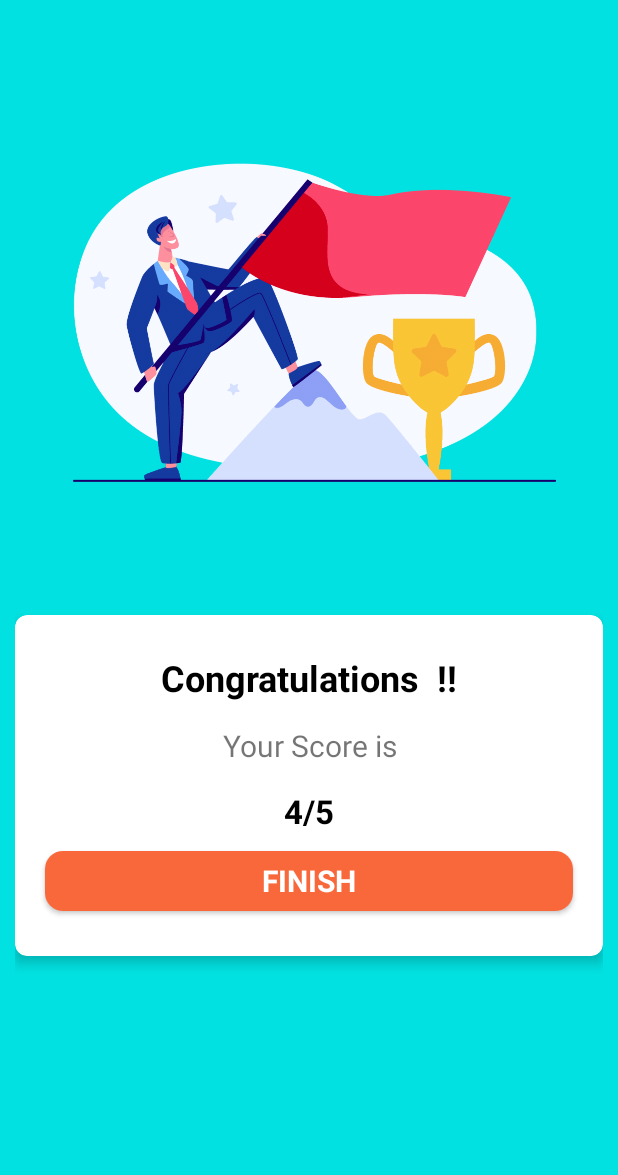
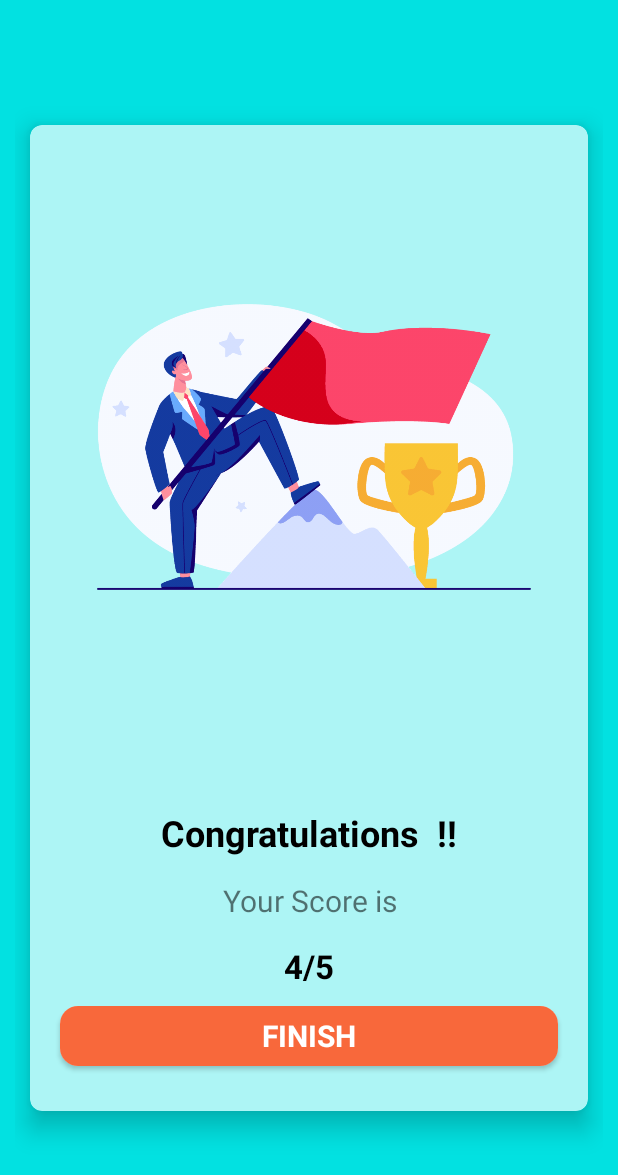
Before and after one commit to Rawat-Senpai/Quiz_App, an Android app: the layout activity_result.xml on its own in the app's theme, with its tools: preview values and no code run, on a phone screen of 412 x 824 dp. Shown: the top 1175 px of the screen. Run offline under Robolectric (Android 15) with nearby library versions, the phone set to English and light mode, and no system bars.

Commit message:
update number one

```diff
--- a/app/src/main/AndroidManifest.xml
+++ b/app/src/main/AndroidManifest.xml
@@ -15,8 +15,6 @@
         <activity
             android:name=".result"
             android:exported="true">
-
-
             <meta-data
                 android:name="android.app.lib_name"
                 android:value="" />
@@ -24,12 +22,12 @@
         <activity
             android:name=".splash_screen"
             android:exported="true">
-
             <intent-filter>
                 <action android:name="android.intent.action.MAIN" />
 
                 <category android:name="android.intent.category.LAUNCHER" />
             </intent-filter>
+
             <meta-data
                 android:name="android.app.lib_name"
                 android:value="" />
--- a/app/src/main/res/drawable-v24/selected_question_option.xml
+++ b/app/src/main/res/drawable-v24/selected_question_option.xml
@@ -2,11 +2,11 @@
 <shape xmlns:android="http://schemas.android.com/apk/res/android"
     android:shape="rectangle">
 
-<stroke android:color="#01BCBC"
+<stroke android:color="#F8683B"
     android:width="3dp">
 
 </stroke>
     <solid android:color="@color/white"/>
-    <corners android:radius="5dp"/>
+    <corners android:radius="10dp"/>
 
 </shape>
--- a/app/src/main/res/drawable-v24/wrong_question_option.xml
+++ b/app/src/main/res/drawable-v24/wrong_question_option.xml
@@ -4,6 +4,6 @@
 
 
     <solid android:color="#F12011"/>
-    <corners android:radius="5dp"/>
+    <corners android:radius="10dp"/>
 
 </shape>
--- a/app/src/main/res/drawable/question_option.xml
+++ b/app/src/main/res/drawable/question_option.xml
@@ -7,6 +7,6 @@
 
 </stroke>
     <solid android:color="@color/white"/>
-    <corners android:radius="5dp"/>
+    <corners android:radius="10dp"/>
 
 </shape>
--- a/app/src/main/res/layout/activity_result.xml
+++ b/app/src/main/res/layout/activity_result.xml
@@ -14,28 +14,45 @@
     <androidx.cardview.widget.CardView
         android:layout_width="match_parent"
         android:layout_height="wrap_content"
+        android:padding="10dp"
         app:cardCornerRadius="8dp"
-        app:cardElevation="5dp"
-        android:padding="10dp"
-        app:layout_constraintTop_toBottomOf="@+id/imageView3"
-        tools:layout_editor_absoluteX="10dp">
+        app:cardElevation="10dp"
+        android:layout_marginLeft="10dp"
+        android:layout_marginRight="10dp"
+        app:layout_constraintBottom_toBottomOf="parent"
+        app:layout_constraintEnd_toEndOf="parent"
+        app:layout_constraintStart_toStartOf="parent"
+        app:layout_constraintTop_toTopOf="parent">
 
         <LinearLayout
             android:layout_width="match_parent"
             android:layout_height="match_parent"
+            android:background="#5202E1E1"
             android:gravity="center"
             android:orientation="vertical"
             android:padding="10dp">
+
+            <ImageView
+                android:id="@+id/imageView3"
+                android:layout_width="wrap_content"
+                android:layout_height="400dp"
+                android:layout_marginBottom="30dp"
+                android:backgroundTint="#5202E1E1"
+                app:layout_constraintEnd_toEndOf="parent"
+                app:layout_constraintStart_toStartOf="parent"
+                app:layout_constraintTop_toTopOf="parent"
+                app:srcCompat="@drawable/result" />
+
 
             <TextView
                 android:id="@+id/congo"
                 android:layout_width="match_parent"
                 android:layout_height="wrap_content"
+                android:layout_marginTop="15dp"
                 android:gravity="center"
                 android:text="Congratulations  !!"
                 android:textColor="@color/black"
                 android:textSize="24sp"
-                android:layout_marginTop="15dp"
                 android:textStyle="bold" />
 
             <TextView
@@ -61,30 +78,30 @@
 
             <androidx.cardview.widget.CardView
                 android:layout_width="match_parent"
+                android:layout_height="wrap_content"
+                android:layout_gravity="center"
+                android:layout_marginLeft="10dp"
                 android:layout_marginTop="12dp"
-                android:layout_marginLeft="10dp"
-                app:cardCornerRadius="12dp"
+                android:layout_marginRight="10dp"
                 android:layout_marginBottom="20dp"
-                android:layout_gravity="center"
-                android:layout_marginRight="10dp"
-                android:layout_height="wrap_content">
+                app:cardCornerRadius="12dp">
 
                 <LinearLayout
                     android:layout_width="match_parent"
-                    android:gravity="center"
+                    android:layout_height="match_parent"
                     android:layout_gravity="center"
-                    android:layout_height="match_parent">
+                    android:gravity="center">
+
                     <TextView
                         android:id="@+id/button"
-                        android:background="#F8683B"
                         android:layout_width="match_parent"
                         android:layout_height="40dp"
+                        android:background="#F8683B"
                         android:gravity="center"
+                        android:text="FINISH"
                         android:textColor="@color/white"
-                        android:textStyle="bold"
-                        android:text="FINISH"
                         android:textSize="20sp"
-                         />
+                        android:textStyle="bold" />
                 </LinearLayout>
 
             </androidx.cardview.widget.CardView>
@@ -92,12 +109,5 @@
         </LinearLayout>
     </androidx.cardview.widget.CardView>
 
-    <ImageView
-        android:id="@+id/imageView3"
-        android:layout_width="wrap_content"
-        android:layout_height="400dp"
-        app:layout_constraintEnd_toEndOf="parent"
-        app:layout_constraintStart_toStartOf="parent"
-        app:layout_constraintTop_toTopOf="parent"
-        app:srcCompat="@drawable/result" />
+
 </androidx.constraintlayout.widget.ConstraintLayout>
```
Also changed, not shown: app/src/main/res/layout/activity_main.xml (+10 -27 lines).
